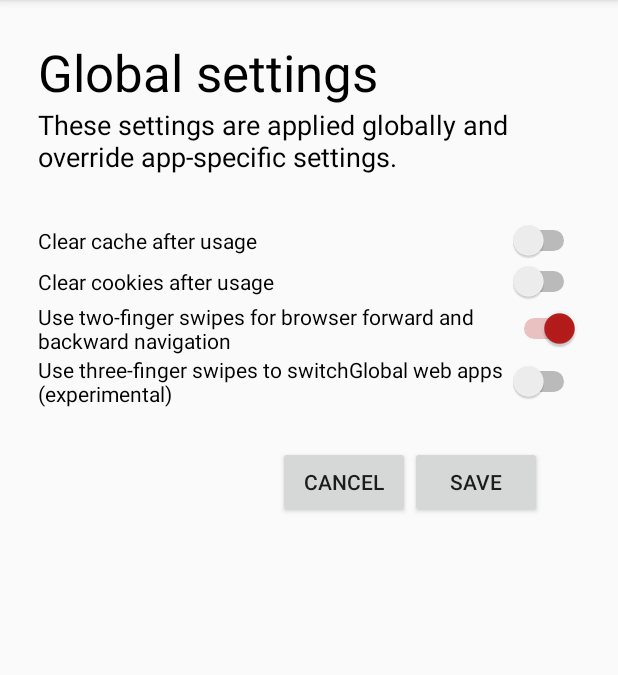
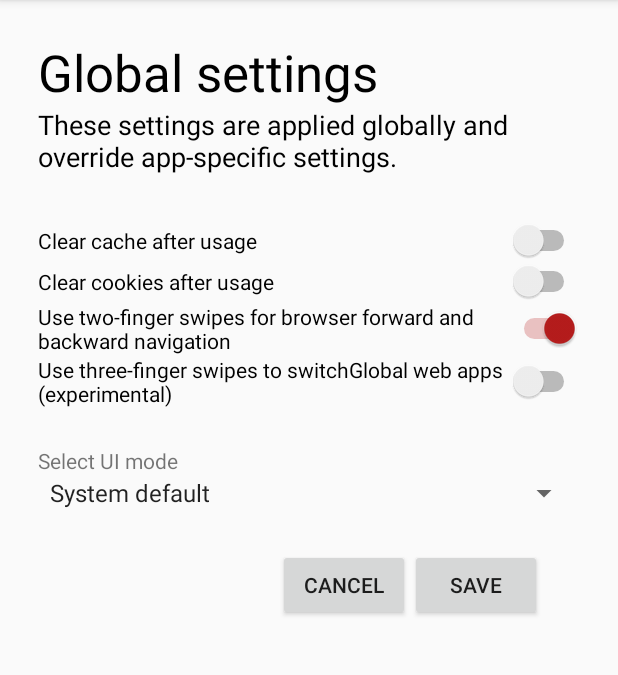
Before and after one commit to cylonid/NativeAlphaForAndroid, an Android app: the screen it shows after launch (SettingsActivity), in the options menu, after a tap on "Settings", on a phone screen of 412 x 824 dp, the part 84-759 px from its top. Run offline under Robolectric (Android 15) with nearby library versions, the phone set to English and light mode, and no system bars.

Commit message:
UI mode change implemented

```diff
--- a/app/src/main/java/com/cylonid/nativealpha/DataManager.java
+++ b/app/src/main/java/com/cylonid/nativealpha/DataManager.java
@@ -3,19 +3,24 @@ package com.cylonid.nativealpha;
 import android.content.Context;
 import android.content.SharedPreferences;
 
+import androidx.appcompat.app.AppCompatDelegate;
+
 import com.google.gson.Gson;
 import com.google.gson.reflect.TypeToken;
 import java.util.ArrayList;
+
+import okhttp3.internal.Util;
 
 
 public class DataManager {
 
     private static final String shared_pref_data = "WEBSITEDATA";
     private static final String shared_pref_max_id  = "MAX_ID";
-    private static final String shared_pref_glob_cache = "GLOBAL:Cache";
-    private static final String shared_pref_glob_cookie = "GLOBAL:Cookies";
-    private static final String shared_pref_glob_2fmultitouch = "GLOBAL:2FingerMultiTouch";
-    private static final String shared_pref_glob_3fmultitouch = "GLOBAL:3FingerMultiTouch";
+    private static final String shared_pref_glob_cache = "globalCache";
+    private static final String shared_pref_glob_cookie = "globalCookies";
+    private static final String shared_pref_glob_2fmultitouch = "global2FingerMultiTouch";
+    private static final String shared_pref_glob_3fmultitouch = "global3FingerMultiTouch";
+    private static final String shared_pref_glob_ui_theme = "globalUITheme";
 
 
     private static final DataManager instance = new DataManager();
@@ -72,19 +77,17 @@ public class DataManager {
             String json = appdata.getString(shared_pref_data, "");
             websites = gson.fromJson(json, new TypeToken<ArrayList<WebApp>>() {}.getType());
         }
-        if (appdata.contains(shared_pref_max_id))
-            max_assigned_ID = appdata.getInt(shared_pref_max_id, max_assigned_ID);
+
+        max_assigned_ID = appdata.getInt(shared_pref_max_id, max_assigned_ID);
 
         //Global app data
-        if (appdata.contains(shared_pref_glob_cache))
-            settings.setClearCache(appdata.getBoolean(shared_pref_glob_cache, false));
-        if (appdata.contains(shared_pref_glob_cookie))
-            settings.setClearCookies(appdata.getBoolean(shared_pref_glob_cookie, false));
-        if (appdata.contains(shared_pref_glob_2fmultitouch))
-            settings.setTwoFingerMultitouch(appdata.getBoolean(shared_pref_glob_2fmultitouch, true));
-        if (appdata.contains(shared_pref_glob_3fmultitouch))
-            settings.setThreeFingerMultitouch(appdata.getBoolean(shared_pref_glob_3fmultitouch, false));
+        settings.setClearCache(appdata.getBoolean(shared_pref_glob_cache, false));
+        settings.setClearCookies(appdata.getBoolean(shared_pref_glob_cookie, false));
+        settings.setTwoFingerMultitouch(appdata.getBoolean(shared_pref_glob_2fmultitouch, true));
+        settings.setThreeFingerMultitouch(appdata.getBoolean(shared_pref_glob_3fmultitouch, false));
+        settings.setThemeId(appdata.getInt(shared_pref_glob_ui_theme, 0));
 
+        Utility.applyUITheme();
     }
 
     private void saveGlobalSettings() {
@@ -96,6 +99,7 @@ public class DataManager {
         editor.putBoolean(shared_pref_glob_cookie, settings.isClearCookies());
         editor.putBoolean(shared_pref_glob_2fmultitouch, settings.isTwoFingerMultitouch());
         editor.putBoolean(shared_pref_glob_3fmultitouch, settings.isThreeFingerMultitouch());
+        editor.putInt(shared_pref_glob_ui_theme, settings.getThemeId());
         editor.commit();
     }
 
--- a/app/src/main/java/com/cylonid/nativealpha/GlobalSettings.java
+++ b/app/src/main/java/com/cylonid/nativealpha/GlobalSettings.java
@@ -1,4 +1,6 @@
 package com.cylonid.nativealpha;
+
+import androidx.appcompat.app.AppCompatDelegate;
 
 public class GlobalSettings {
 
@@ -6,13 +8,14 @@ public class GlobalSettings {
     private boolean clear_cookies;
     private boolean two_finger_multitouch;
     private boolean three_finger_multitouch;
+    private int theme_id;
 
-
-    public GlobalSettings(boolean clear_cache, boolean clear_cookies, boolean two_finger_multitouch, boolean three_finger_multitouch) {
+    public GlobalSettings(boolean clear_cache, boolean clear_cookies, boolean two_finger_multitouch, boolean three_finger_multitouch, int theme_id) {
         this.clear_cache = clear_cache;
         this.clear_cookies = clear_cookies;
         this.two_finger_multitouch = two_finger_multitouch;
         this.three_finger_multitouch = three_finger_multitouch;
+        this.theme_id = theme_id;
     }
 
     public GlobalSettings() {
@@ -20,6 +23,7 @@ public class GlobalSettings {
         clear_cookies = false;
         two_finger_multitouch = true;
         three_finger_multitouch = false;
+        theme_id = 0;
     }
 
     public boolean isTwoFingerMultitouch() {
@@ -43,7 +47,7 @@ public class GlobalSettings {
     }
 
     public void setClearCache(boolean clearCache) {
-        this.clear_cache = clear_cache;
+        this.clear_cache = clearCache;
     }
 
     public boolean isClearCookies() {
@@ -53,5 +57,13 @@ public class GlobalSettings {
     public void setClearCookies(boolean clear_cookies) {
         this.clear_cookies = clear_cookies;
     }
+    public int getThemeId() {
+        return theme_id;
+    }
+    public void setThemeId(int theme_id) {
+        this.theme_id = theme_id;
+    }
+
+
 
 }
--- a/app/src/main/java/com/cylonid/nativealpha/MainActivity.java
+++ b/app/src/main/java/com/cylonid/nativealpha/MainActivity.java
@@ -3,6 +3,7 @@ package com.cylonid.nativealpha;
 import android.app.AlertDialog;
 import android.content.DialogInterface;
 import android.content.Intent;
+import android.os.Build;
 import android.os.Bundle;
 import android.util.Patterns;
 import android.view.Menu;
@@ -16,6 +17,7 @@ import android.widget.LinearLayout;
 import android.widget.Switch;
 
 import androidx.appcompat.app.AppCompatActivity;
+import androidx.appcompat.app.AppCompatDelegate;
 import androidx.core.content.res.ResourcesCompat;
 
 import com.google.android.material.floatingactionbutton.FloatingActionButton;
@@ -31,7 +33,7 @@ public class MainActivity extends AppCompatActivity {
         setTheme(R.style.AppTheme_NoActionBar);
         super.onCreate(savedInstanceState);
         setContentView(R.layout.activity_main);
-        mainScreen = (LinearLayout) findViewById(R.id.mainScreen);
+        mainScreen = findViewById(R.id.mainScreen);
         DataManager.getInstance().initContext(this);
         DataManager.getInstance().loadAppData();
         addActiveWebAppsToUI();
--- a/app/src/main/java/com/cylonid/nativealpha/SettingsActivity.java
+++ b/app/src/main/java/com/cylonid/nativealpha/SettingsActivity.java
@@ -1,20 +1,25 @@
 package com.cylonid.nativealpha;
 
+import android.os.Build;
 import android.os.Bundle;
-import android.provider.Settings;
 import android.view.View;
+import android.widget.AdapterView;
 import android.widget.Button;
+import android.widget.LinearLayout;
+import android.widget.Spinner;
 import android.widget.Switch;
 
 import androidx.annotation.Nullable;
 import androidx.appcompat.app.AppCompatActivity;
+import androidx.appcompat.app.AppCompatDelegate;
 
 public class SettingsActivity extends AppCompatActivity {
     Switch uiCache;
     Switch uiCookies;
     Switch uiMultiTouchTwoFingers;
     Switch uiMultiTouchThreeFingers;
-    View inflated_view;
+    Spinner uiDropDownTheme;
+    int new_theme = 0;
 
     @Override
     protected void onCreate(@Nullable Bundle savedInstanceState) {
@@ -25,10 +30,41 @@ public class SettingsActivity extends AppCompatActivity {
         initSettingsFromDB();
         Button btnSave = (Button) findViewById(R.id.btnSave);
         Button btnCancel = (Button) findViewById(R.id.btnCancel);
+
+        LinearLayout layoutTheme = findViewById(R.id.layoutUIModeSelection);
+
+        if (Build.VERSION.SDK_INT >= Build.VERSION_CODES.Q) {
+            layoutTheme.setVisibility(View.VISIBLE);
+
+            //uiDropDownTheme.setSelection(0, false); //Weird hack needed in order to prevent listener firing upon creation
+            uiDropDownTheme.setOnItemSelectedListener(new AdapterView.OnItemSelectedListener() {
+                public void onItemSelected(AdapterView<?> parent, View view, int position, long id) {
+                    switch (position) {
+                        case 0:
+                            new_theme = 0;
+                            AppCompatDelegate.setDefaultNightMode(AppCompatDelegate.MODE_NIGHT_FOLLOW_SYSTEM);
+                            break;
+                        case 1:
+                            new_theme = 1;
+                            AppCompatDelegate.setDefaultNightMode(AppCompatDelegate.MODE_NIGHT_NO);
+                            break;
+                        case 2:
+                            new_theme = 2;
+                            AppCompatDelegate.setDefaultNightMode(AppCompatDelegate.MODE_NIGHT_YES);
+                            break;
+                    }
+                }
+
+                @Override
+                public void onNothingSelected(AdapterView<?> parent) {
+
+                }
+            });
+        }
         btnSave.setOnClickListener(new View.OnClickListener() {
             @Override
             public void onClick(View v) {
-                DataManager.getInstance().setSettings(new GlobalSettings(uiCache.isChecked(), uiCookies.isChecked(), uiMultiTouchTwoFingers.isChecked(), uiMultiTouchThreeFingers.isChecked()));
+                DataManager.getInstance().setSettings(new GlobalSettings(uiCache.isChecked(), uiCookies.isChecked(), uiMultiTouchTwoFingers.isChecked(), uiMultiTouchThreeFingers.isChecked(), new_theme));
                 onBackPressed();
             }
         });
@@ -36,22 +72,38 @@ public class SettingsActivity extends AppCompatActivity {
         btnCancel.setOnClickListener(new View.OnClickListener() {
             @Override
             public void onClick(View v) {
+                Utility.applyUITheme();
                 onBackPressed();
             }
         });
     }
 
+
     private void initSettingsFromDB() {
-//        inflated_view = getLayoutInflater().inflate(R.layout.global_settings, null);
         uiCache = findViewById(R.id.switchGlobalCache);
         uiCookies = findViewById(R.id.switchGlobalCookies);
         uiMultiTouchTwoFingers = findViewById(R.id.switchGlobalMultiTouch);
         uiMultiTouchThreeFingers = findViewById(R.id.switchGlobalMultiTouch3Fingers);
+        uiDropDownTheme = findViewById(R.id.dropDownTheme);
 
-        uiCache.setChecked(DataManager.getInstance().getSettings().isClearCache());
-        uiCookies.setChecked(DataManager.getInstance().getSettings().isClearCookies());
-        uiMultiTouchTwoFingers.setChecked(DataManager.getInstance().getSettings().isTwoFingerMultitouch());
-        uiMultiTouchThreeFingers.setChecked(DataManager.getInstance().getSettings().isThreeFingerMultitouch());
+        GlobalSettings s = DataManager.getInstance().getSettings();
+        uiCache.setChecked(s.isClearCache());
+        uiCookies.setChecked(s.isClearCookies());
+        uiMultiTouchTwoFingers.setChecked(s.isTwoFingerMultitouch());
+        uiMultiTouchThreeFingers.setChecked(s.isThreeFingerMultitouch());
+
+        switch (s.getThemeId()) {
+            case 0:
+                uiDropDownTheme.setSelection(0, false);
+                break;
+            case 1:
+                uiDropDownTheme.setSelection(1, false);
+                break;
+            case 2:
+                uiDropDownTheme.setSelection(2, false);
+                break;
+        }
+
 
     }
 }
--- a/app/src/main/java/com/cylonid/nativealpha/Utility.java
+++ b/app/src/main/java/com/cylonid/nativealpha/Utility.java
@@ -9,6 +9,7 @@ import androidx.annotation.AttrRes;
 import androidx.annotation.ColorInt;
 import androidx.annotation.NonNull;
 import androidx.appcompat.app.AppCompatActivity;
+import androidx.appcompat.app.AppCompatDelegate;
 import androidx.appcompat.widget.Toolbar;
 
 public final class Utility {
@@ -41,6 +42,21 @@ public final class Utility {
         a.setSupportActionBar(toolbar);
     }
 
+    public static void applyUITheme() {
+        int id = DataManager.getInstance().getSettings().getThemeId();
+        switch (id) {
+            case 0:
+                AppCompatDelegate.setDefaultNightMode(AppCompatDelegate.MODE_NIGHT_FOLLOW_SYSTEM);
+                break;
+            case 1:
+                AppCompatDelegate.setDefaultNightMode(AppCompatDelegate.MODE_NIGHT_NO);
+                break;
+            case 2:
+                AppCompatDelegate.setDefaultNightMode(AppCompatDelegate.MODE_NIGHT_YES);
+                break;
+        }
+    }
+
     @ColorInt
     public static int getThemeColor
             (
--- a/app/src/main/res/layout/fragment_first.xml
+++ b/app/src/main/res/layout/fragment_first.xml
@@ -10,7 +10,7 @@
         android:id="@+id/textview_first"
         android:layout_width="wrap_content"
         android:layout_height="wrap_content"
-        android:text="@string/hello_first_fragment"
+        android:text="xy"
         app:layout_constraintBottom_toTopOf="@id/button_first"
         app:layout_constraintEnd_toEndOf="parent"
         app:layout_constraintStart_toStartOf="parent"
--- a/app/src/main/res/layout/global_settings.xml
+++ b/app/src/main/res/layout/global_settings.xml
@@ -84,6 +84,29 @@
                     android:layout_width="match_parent"
                     android:layout_height="wrap_content"
                     android:text="Use three-finger swipes to switchGlobal web apps (experimental)" />
+                <LinearLayout
+                    android:id="@+id/layoutUIModeSelection"
+                    android:layout_width="match_parent"
+                    android:visibility="gone"
+                    android:layout_marginTop="25dp"
+                    android:layout_height="wrap_content"
+                    android:orientation="vertical">
+                    <TextView
+                        android:id="@+id/textView"
+                        android:layout_width="wrap_content"
+                        android:layout_height="wrap_content"
+                        android:text="Select UI mode" />
+
+                    <Spinner
+                        android:id="@+id/dropDownTheme"
+                        android:layout_width="match_parent"
+                        android:layout_height="wrap_content"
+                        android:entries="@array/ui_modes"
+                        android:prompt="@string/spinner_prompt"
+                        android:spinnerMode="dropdown"
+                        tools:listitem="@android:layout/simple_spinner_item" />
+
+                </LinearLayout>
 
                 <LinearLayout
                     android:id="@+id/buttons"
@@ -109,4 +132,9 @@
             </LinearLayout>
         </ScrollView>
     </androidx.constraintlayout.widget.ConstraintLayout>
+
+
+
+
+
 </androidx.coordinatorlayout.widget.CoordinatorLayout>
--- a/app/src/main/res/values/strings.xml
+++ b/app/src/main/res/values/strings.xml
@@ -7,7 +7,13 @@
     <string name="second_fragment_label">Second Fragment</string>
     <string name="next">Next</string>
     <string name="previous">Previous</string>
+    <string name="spinner_prompt">UI Mode</string>
 
-    <string name="hello_first_fragment">Hello first fragment</string>
-    <string name="hello_second_fragment">Hello second fragment. Arg: %1$s</string>
+
+    <string-array name="ui_modes">
+        <item>System default</item>
+        <item>Light Mode</item>
+        <item>Dark Mode</item>
+    </string-array>
+
 </resources>
```
Also changed, not shown: app/src/main/java/com/cylonid/nativealpha/WebViewActivity.java (+15 -16 lines).
